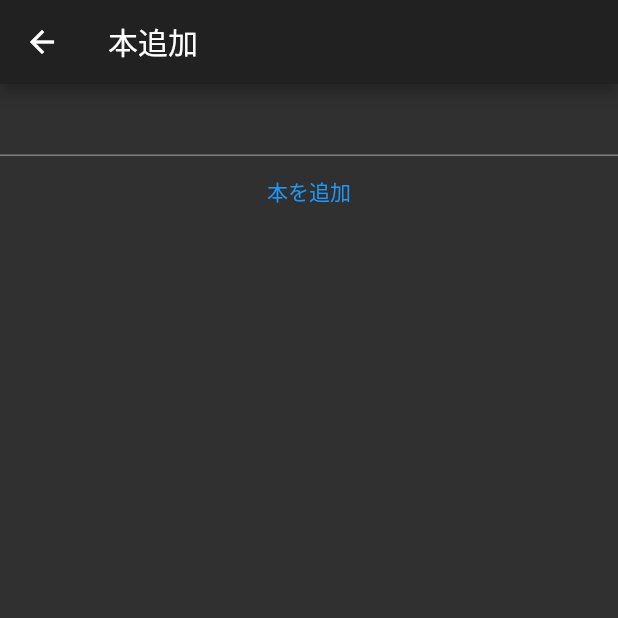
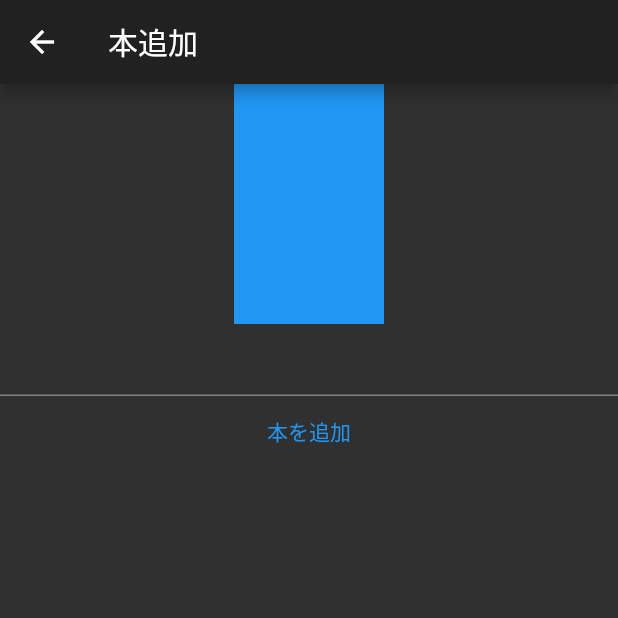
Before and after one commit to KeitaFukue/coriander, a Flutter app: the AddBookPage screen opened directly, on a phone screen of 412 x 824 dp, the top half of it. Run offline on Flutter 3.47's test engine with Material 2 defaults, Android fonts, the phone set to English and light mode, and no system bars; our stand-ins replace cloud_firestore, firebase_auth, firebase_core, image_picker; accounts and stored records are empty.

Commit message:
ImagePickerパッケージをインストール，カメラロールを参照 add_book_pageで，ImagePickerを呼び出しカメラロールの写真のファイルパスを取得 add_book_listで，Image.fileコンストラクタを使ってファイルパスの写真を表示

```diff
--- a/lib/domain/Book.dart
+++ b/lib/domain/Book.dart
@@ -4,10 +4,12 @@ class Book{
   //コンストラクタ定義
   Book(QueryDocumentSnapshot doc){
     title = doc['title'];
-    docmentID = doc.id;
+    documentID = doc.id;
+//    ImageURL = doc['ImageURL'];
   }
 
   //プロパティ定義
   String title;
-  String docmentID;
+  String documentID;
+  String ImageURL;
 }
--- a/lib/presentation/add_book/add_book_page.dart
+++ b/lib/presentation/add_book/add_book_page.dart
@@ -1,6 +1,7 @@
 import 'package:cloud_firestore/cloud_firestore.dart';
 import 'package:coriander_app/domain/Book.dart';
 import 'package:coriander_app/presentation/add_book/add_book_model.dart';
+import 'package:flutter/cupertino.dart';
 import 'package:flutter/material.dart';
 import 'package:provider/provider.dart';
 
@@ -31,6 +32,19 @@ class AddBookPage extends StatelessWidget {
           builder: (context, model, child) {
             return Column(
               children: [
+                SizedBox(
+                  height: 160,
+                  width: 100,
+                  child: InkWell(
+                    onTap: ()async{
+                      //TODO カメラロールを開く
+                      await model.showImagePicker();
+                    },
+                    child: model.imageFile != null
+                    ?Image.file(model.imageFile)
+                    :Container(color: Colors.blue,),
+                  ),
+                ),
                 TextField(
                   controller: textEditingController,//フォームにデフォルトの値を入れるためのcontroller
                   onChanged: (text){
--- a/lib/presentation/book_list/book_list_model.dart
+++ b/lib/presentation/book_list/book_list_model.dart
@@ -15,7 +15,7 @@ class BookListModel extends ChangeNotifier{
   }
 
   Future deleteBook(Book book)async{
-    final document = FirebaseFirestore.instance.collection('books').doc(book.docmentID);
+    final document = FirebaseFirestore.instance.collection('books').doc(book.documentID);
     document.delete();
   }
 }
--- a/lib/presentation/book_list/book_list_page.dart
+++ b/lib/presentation/book_list/book_list_page.dart
@@ -23,9 +23,8 @@ class BookListPage extends StatelessWidget {
             final books = model.books;
             final listTiles = books.map(//リストであるbooksの中身をBook型からListTile型に変更
               (book) => ListTile(//BookListModelに入っているListであるbooksの各要素がbook
-
                 title: Text(book.title),
-
+                leading: Image.network('https://scontent-sjc3-1.xx.fbcdn.net/v/t1.18169-9/28783133_737177806487142_6109043676809966699_n.jpg?_nc_cat=101&ccb=1-3&_nc_sid=e3f864&_nc_ohc=MCr233pRxZcAX_-RarT&_nc_ht=scontent-sjc3-1.xx&oh=e76a9be861a4de498b99fcfda53ef135&oe=60EE2282'),
                 trailing: IconButton(
                   icon: Icon(Icons.create),
                   onPressed: ()async{//本一覧ページから本編集ページに遷移
--- a/lib/presentation/main/main.dart
+++ b/lib/presentation/main/main.dart
@@ -59,7 +59,7 @@ class Main extends StatelessWidget{
                       ),
                 ),
                     TextButton(
-                      child:Text('ボタン'),
+                      child:Text('本一覧'),
                       onPressed: (){
                         model.changeTempText();
                         Navigator.push(
--- a/pubspec.yaml
+++ b/pubspec.yaml
@@ -11,16 +11,13 @@ dependencies:
   flutter:
     sdk: flutter
   firebase_core: ^1.0.0
-  # Add the dependency for the FlutterFire plugin for Google Analytics
   firebase_analytics: ^5.0.2
-
-  # Add the dependencies for any other Firebase products you want to use in your app
-  # For example, to use Firebase Authentication and Cloud Firestore
   firebase_auth: ^1.1.4
   cloud_firestore: ^1.0.0
 
   cupertino_icons: ^1.0.0
   provider: ^5.0.0
+  image_picker: ^0.8.1+3
 
 dev_dependencies:
   flutter_test:
```
Also changed, not shown: lib/presentation/add_book/add_book_model.dart (+12 -1 lines), pubspec.lock.
